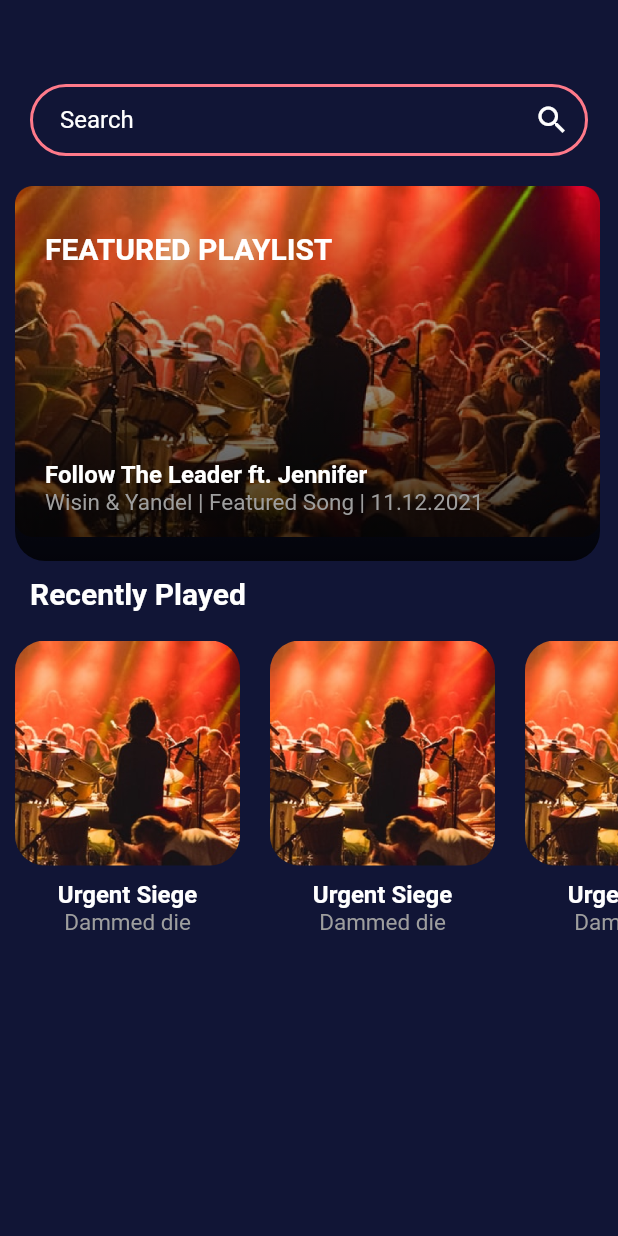
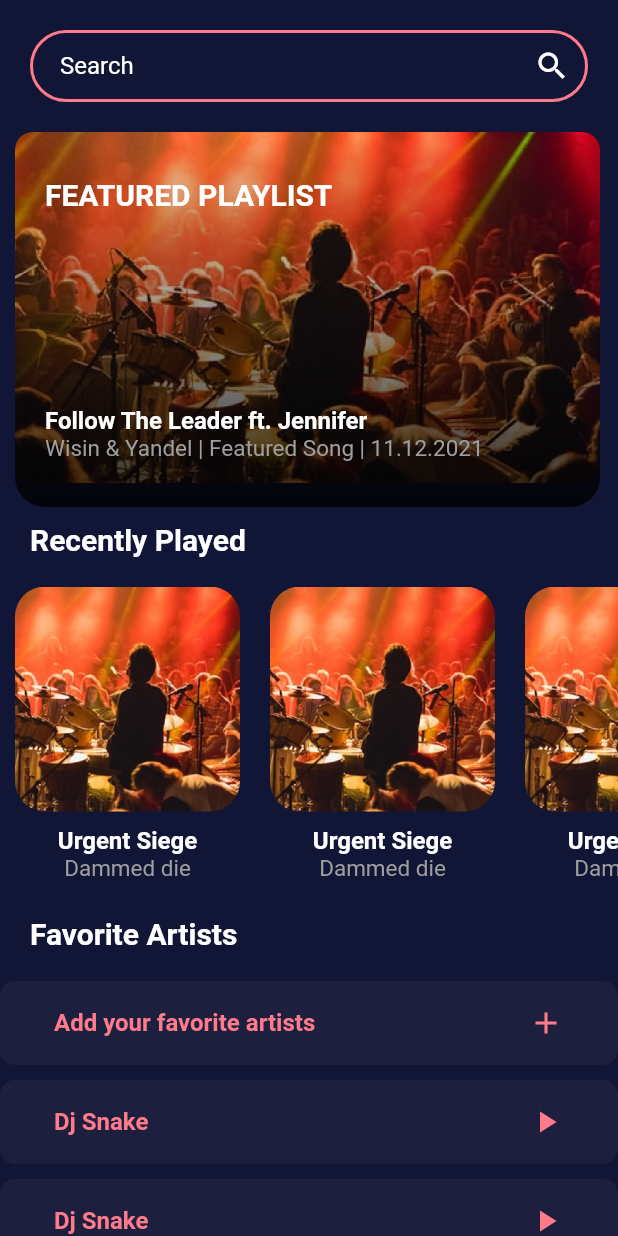
Before and after one commit to julysNICK/music_player_ui, a Flutter app: the screen it shows after launch, on a phone screen of 412 x 824 dp. Run offline on Flutter 3.47's test engine with Material 2 defaults, Android fonts, the phone set to English and light mode, and no system bars.

Commit message:
add list the player

```diff
--- a/lib/main.dart
+++ b/lib/main.dart
@@ -30,14 +30,14 @@ class _MyPlayerMusicState extends State<MyPlayerMusic> {
   Widget build(BuildContext context) {
     return Scaffold(
       backgroundColor: const Color(0Xff111536),
-      appBar: AppBar(
-        backgroundColor: const Color(0Xff111536),
-        elevation: 0,
-      ),
-      body: SingleChildScrollView(
+      body: SafeArea(
+        child: SingleChildScrollView(
           child: Column(
             crossAxisAlignment: CrossAxisAlignment.start,
             children: [
+              const SizedBox(
+                height: 20,
+              ),
               SizedBox(width: double.infinity, child: SearchBar()),
               const SizedBox(
                 height: 20,
@@ -46,23 +46,75 @@ class _MyPlayerMusicState extends State<MyPlayerMusic> {
               const SizedBox(
                 height: 10,
               ),
-            const Padding(
-              padding: EdgeInsets.symmetric(horizontal: 20),
+              NameSection(),
+              const SizedBox(
+                height: 20,
+              ),
+              ListRecently(),
+              const SizedBox(
+                height: 20,
+              ),
+              NameSection(name: 'Favorite Artists'),
+              const SizedBox(
+                height: 20,
+              ),
+              SizedBox(
+                width: double.infinity,
+                child: ListFavoriteArtist(),
+              )
+            ],
+          ),
+        ),
+      ),
+    );
+  }
+
+  Padding NameSection({String? name = 'Recently Played'}) {
+    return Padding(
+      padding: const EdgeInsets.symmetric(horizontal: 20),
       child: Text(
-                'Recently Played',
+        '$name',
         textAlign: TextAlign.left,
-                style: TextStyle(
+        style: const TextStyle(
           color: Colors.white,
           fontSize: 20,
           fontWeight: FontWeight.bold,
         ),
       ),
+    );
+  }
+
+  Column ListFavoriteArtist() {
+    return Column(
+      children: [
+        CardArtist(name: "Add your favorite artists", icon: Icons.add),
+        CardArtist(name: "Dj Snake", icon: Icons.play_arrow),
+        CardArtist(name: "Dj Snake", icon: Icons.play_arrow),
+        CardArtist(name: "Dj Snake", icon: Icons.play_arrow),
+      ],
+    );
+  }
+
+  Container CardArtist({String? name, IconData icon = Icons.play_arrow}) {
+    return Container(
+      margin: const EdgeInsets.only(bottom: 10),
+      padding: const EdgeInsets.symmetric(horizontal: 20),
+      decoration: BoxDecoration(
+        borderRadius: BorderRadius.circular(10.01),
+        color: const Color(0xff1d1f3e),
       ),
-            const SizedBox(
-              height: 20,
+      child: ListTile(
+        title: Text(
+          '$name',
+          style: const TextStyle(
+            color: Color(0xffFF7A8A),
+            fontSize: 16,
+            fontWeight: FontWeight.bold,
           ),
-            ListRecently()
-          ],
+        ),
+        trailing: Icon(
+          icon,
+          color: const Color(0xffFF7A8A),
         ),
       ),
     );
```
Lines whose indentation alone changed are shown as unchanged.
